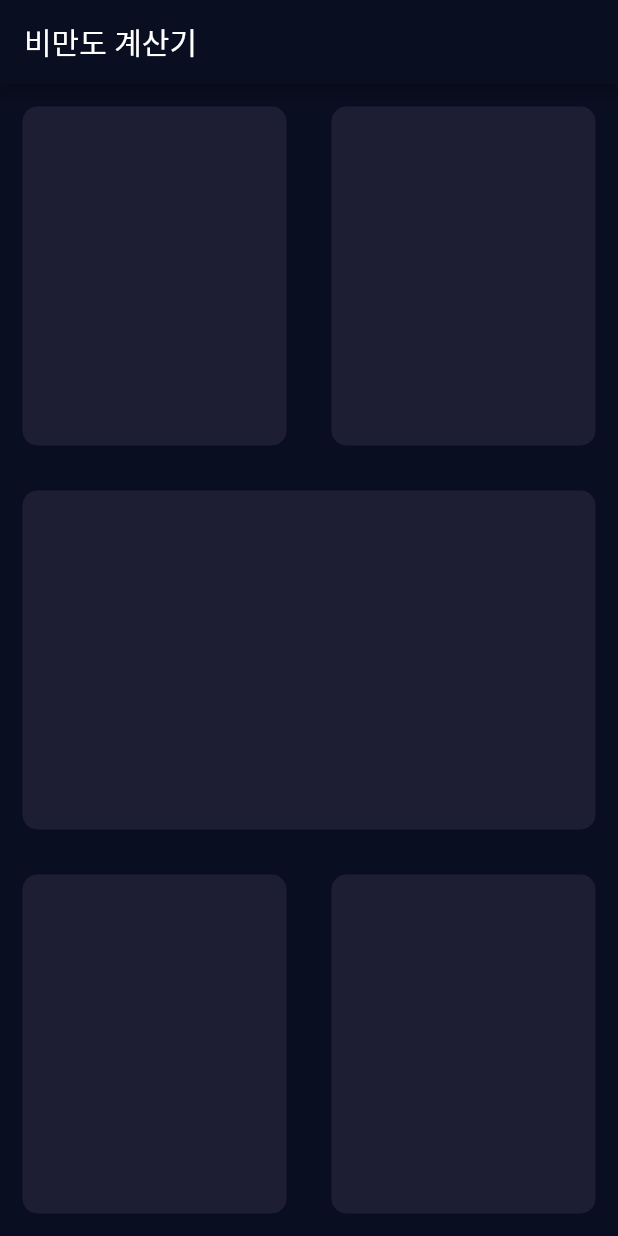
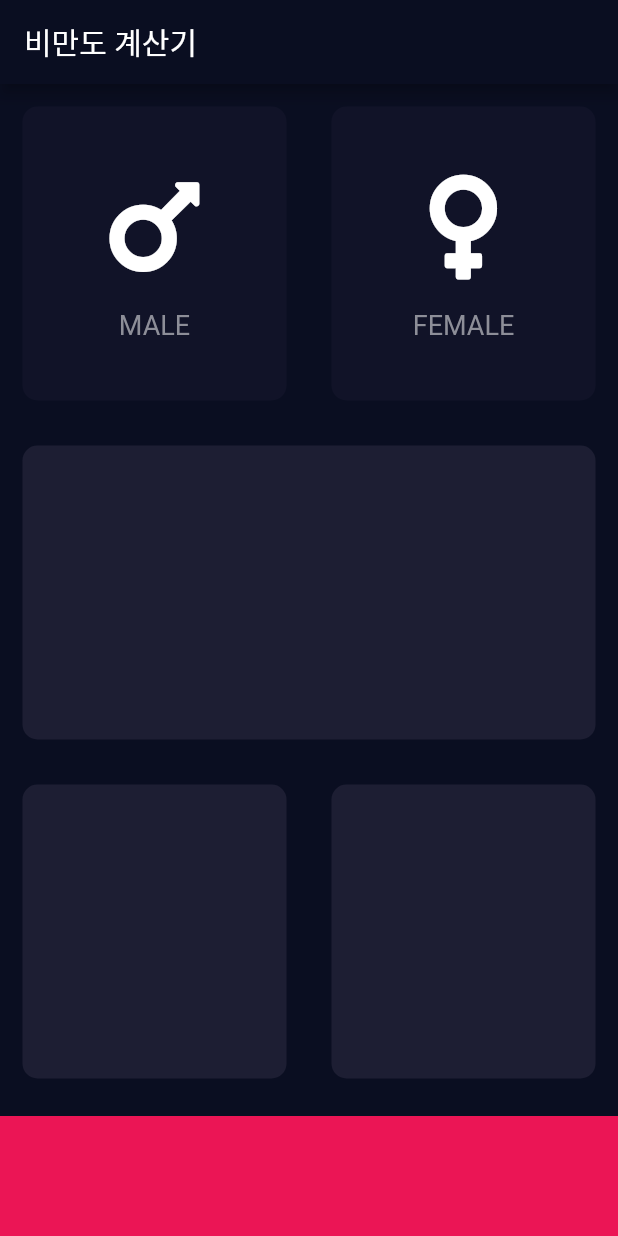
Before and after one commit to leessosso/flutter_bmi_calculator, a Flutter app: the screen it shows after launch, on a phone screen of 412 x 824 dp. Run offline on Flutter 3.47's test engine with Material 2 defaults, Android fonts, the phone set to English and light mode, and no system bars; our stand-ins replace font_awesome_flutter.

```diff
--- /dev/null
+++ b/lib/icon_content.dart
@@ -0,0 +1,30 @@
+import 'package:flutter/material.dart';
+
+const labelTextStyle = TextStyle(
+  fontSize: 18.0,
+  color: Color(0xFF8D8E98),
+);
+
+class IconContent extends StatelessWidget {
+  IconContent({this.icon, this.label});
+
+  final IconData icon;
+  final String label;
+
+  @override
+  Widget build(BuildContext context) {
+    return Column(
+      mainAxisAlignment: MainAxisAlignment.center,
+      children: <Widget>[
+        Icon(
+          icon,
+          size: 80.0,
+        ),
+        SizedBox(
+          height: 15.0,
+        ),
+        Text(label, style: labelTextStyle),
+      ],
+    );
+  }
+}
--- a/lib/input_page.dart
+++ b/lib/input_page.dart
@@ -1,4 +1,17 @@
 import 'package:flutter/material.dart';
+import 'package:font_awesome_flutter/font_awesome_flutter.dart';
+import 'reusable_card.dart';
+import 'icon_content.dart';
+
+const bottomContainerHeight = 80.0;
+const activeCardColour = Color(0xFF1D1E33);
+const inactiveCardColour = Color(0xFF111328);
+const bottomContainerColour = Color(0xFFEB1555);
+
+enum Gender {
+  male,
+  female,
+}
 
 class InputPage extends StatefulWidget {
   @override
@@ -6,6 +19,31 @@ class InputPage extends StatefulWidget {
 }
 
 class _InputPageState extends State<InputPage> {
+  Color maleCardColour = inactiveCardColour;
+  Color femaleCardColour = inactiveCardColour;
+
+  //1 = male, 2 = female
+  // void updateColour(Gender selectedGender) {
+  //   if (selectedGender == Gender.male) {
+  //     if (maleCardColour == inactiveCardColour) {
+  //       maleCardColour = activeCardColour;
+  //       femaleCardColour = inactiveCardColour;
+  //     } else {
+  //       maleCardColour = inactiveCardColour;
+  //     }
+  //   }
+  //   if (selectedGender == Gender.female) {
+  //     if (femaleCardColour == inactiveCardColour) {
+  //       femaleCardColour = activeCardColour;
+  //       maleCardColour = inactiveCardColour;
+  //     } else {
+  //       femaleCardColour = inactiveCardColour;
+  //     }
+  //   }
+  // }
+
+  Gender selectedGender;
+
   @override
   Widget build(BuildContext context) {
     return Scaffold(
@@ -18,13 +56,35 @@ class _InputPageState extends State<InputPage> {
             child: Row(
               children: <Widget>[
                 Expanded(
-                  child: ReusableCard(
-                    colour: Color(0xFF1D1E33),
+                  child: GestureDetector(
+                    onTap: () {
+                      setState(() {
+                        selectedGender = Gender.male;
+                      });
+                    },
+                    child: ReusableCard(
+                      colour: selectedGender == Gender.male ? activeCardColour : inactiveCardColour,
+                      cardChild: IconContent(
+                        icon: FontAwesomeIcons.mars,
+                        label: 'MALE',
+                      ),
+                    ),
                   ),
                 ),
                 Expanded(
-                  child: ReusableCard(
-                    colour: Color(0xFF1D1E33),
+                  child: GestureDetector(
+                    onTap: () {
+                      setState(() {
+                        selectedGender = Gender.female;
+                      });
+                    },
+                    child: ReusableCard(
+                      colour: selectedGender == Gender.female ? activeCardColour : inactiveCardColour,
+                      cardChild: IconContent(
+                        icon: FontAwesomeIcons.venus,
+                        label: 'FEMALE',
+                      ),
+                    ),
                   ),
                 ),
               ],
@@ -32,7 +92,7 @@ class _InputPageState extends State<InputPage> {
           ),
           Expanded(
             child: ReusableCard(
-              colour: Color(0xFF1D1E33),
+              colour: activeCardColour,
             ),
           ),
           Expanded(
@@ -40,36 +100,25 @@ class _InputPageState extends State<InputPage> {
               children: <Widget>[
                 Expanded(
                   child: ReusableCard(
-                    colour: Color(0xFF1D1E33),
+                    colour: activeCardColour,
                   ),
                 ),
                 Expanded(
                   child: ReusableCard(
-                    colour: Color(0xFF1D1E33),
+                    colour: activeCardColour,
                   ),
                 ),
               ],
             ),
+          ),
+          Container(
+            color: bottomContainerColour,
+            margin: EdgeInsets.only(top: 10.0),
+            width: double.infinity,
+            height: bottomContainerHeight,
           ),
         ],
       ),
     );
   }
 }
-
-class ReusableCard extends StatelessWidget {
-  ReusableCard({@required this.colour});
-
-  final Color colour;
-
-  @override
-  Widget build(BuildContext context) {
-    return Container(
-      margin: EdgeInsets.all(15.0),
-      decoration: BoxDecoration(
-        color: colour,
-        borderRadius: BorderRadius.circular(10.0),
-      ),
-    );
-  }
-}
--- /dev/null
+++ b/lib/reusable_card.dart
@@ -0,0 +1,20 @@
+import 'package:flutter/material.dart';
+
+class ReusableCard extends StatelessWidget {
+  ReusableCard({@required this.colour, this.cardChild});
+
+  final Color colour;
+  final Widget cardChild;
+
+  @override
+  Widget build(BuildContext context) {
+    return Container(
+      child: cardChild,
+      margin: EdgeInsets.all(15.0),
+      decoration: BoxDecoration(
+        color: colour,
+        borderRadius: BorderRadius.circular(10.0),
+      ),
+    );
+  }
+}
--- a/pubspec.yaml
+++ b/pubspec.yaml
@@ -11,6 +11,7 @@ dependencies:
     sdk: flutter
 
   cupertino_icons: ^0.1.2
+  font_awesome_flutter: ^8.10.0
 
 dev_dependencies:
   flutter_test:
```
